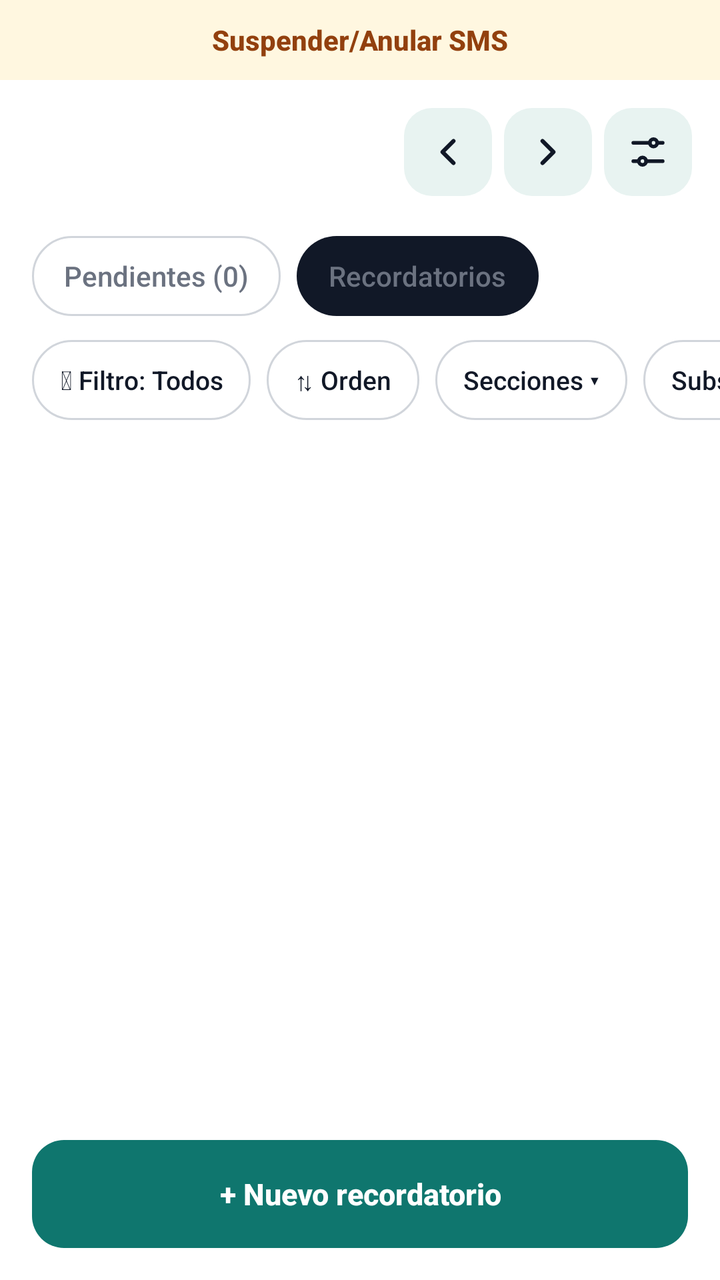
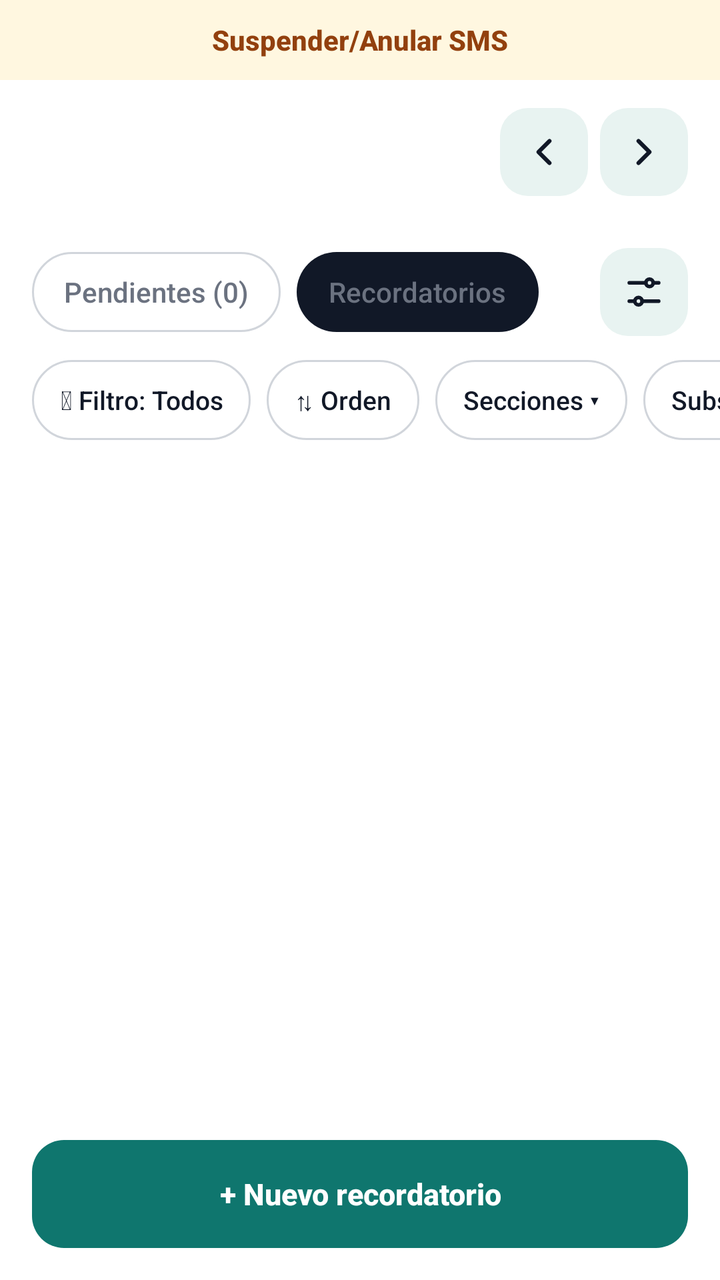

An Android layout rendered at two revisions. The XML below is the earlier revision; the diff shows what the commit changed to produce the second picture.
<!-- AndroidManifest.xml: application theme Tema -->
<!-- res/layout/activity_main.xml -->
<?xml version="1.0" encoding="utf-8"?>
<LinearLayout xmlns:android="http://schemas.android.com/apk/res/android"
    android:layout_width="match_parent"
    android:layout_height="match_parent"
    android:background="@color/fondo"
    android:orientation="vertical">

    
    <LinearLayout
        android:id="@+id/franjaSms"
        android:layout_width="match_parent"
        android:layout_height="wrap_content"
        android:background="@color/sms_franja"
        android:orientation="vertical">

        <Button
            android:id="@+id/btnSms"
            style="?android:attr/borderlessButtonStyle"
            android:layout_width="match_parent"
            android:layout_height="40dp"
            android:minHeight="40dp"
            android:fontFamily="sans-serif-medium"
            android:text="Suspender/Anular SMS"
            android:textAllCaps="false"
            android:textColor="@color/sms_texto"
            android:textSize="14sp"
            android:textStyle="bold" />

        <TextView
            android:id="@+id/avisoSms"
            android:layout_width="match_parent"
            android:layout_height="wrap_content"
            android:background="@color/rojo_suave"
            android:gravity="center"
            android:padding="8dp"
            android:text="Envíos SMS se encuentran SUSPENDIDOS/ANULADOS"
            android:textColor="@color/rojo"
            android:textSize="14sp"
            android:textStyle="bold"
            android:visibility="gone" />
    </LinearLayout>

    
    <LinearLayout
        android:layout_width="match_parent"
        android:layout_height="wrap_content"
        android:gravity="center_vertical"
        android:orientation="horizontal"
        android:paddingStart="20dp"
        android:paddingTop="14dp"
        android:paddingEnd="14dp"
        android:paddingBottom="4dp">

        <TextView
            android:id="@+id/tvSemana"
            android:layout_width="0dp"
            android:layout_height="wrap_content"
            android:layout_weight="1"
            android:fontFamily="sans-serif-black"
            android:textColor="@color/texto"
            android:textSize="26sp" />

        
        <ImageButton
            android:id="@+id/btnSemAnt"
            android:layout_width="44dp"
            android:layout_height="44dp"
            android:layout_marginEnd="6dp"
            android:background="@drawable/dia"
            android:contentDescription="Días anteriores"
            android:src="@drawable/ic_ant" />

        <ImageButton
            android:id="@+id/btnSemSig"
            android:layout_width="44dp"
            android:layout_height="44dp"
            android:layout_marginEnd="6dp"
            android:background="@drawable/dia"
            android:contentDescription="Días siguientes"
            android:src="@drawable/ic_sig" />

        <ImageButton
            android:id="@+id/btnAjustes"
            android:layout_width="44dp"
            android:layout_height="44dp"
            android:background="@drawable/dia"
            android:contentDescription="Ajustes"
            android:src="@drawable/ic_ajustes" />
    </LinearLayout>

    <TextView
        android:id="@+id/aviso"
        android:layout_width="match_parent"
        android:layout_height="wrap_content"
        android:layout_marginHorizontal="16dp"
        android:layout_marginBottom="8dp"
        android:background="@drawable/boton"
        android:backgroundTint="@color/aviso_fondo"
        android:padding="14dp"
        android:textColor="@color/aviso_texto"
        android:textSize="15sp"
        android:visibility="gone" />

    
    <TextView
        android:id="@+id/avisoVersion"
        android:layout_width="match_parent"
        android:layout_height="wrap_content"
        android:layout_marginHorizontal="16dp"
        android:layout_marginBottom="8dp"
        android:background="@drawable/boton_principal"
        android:padding="12dp"
        android:textColor="@color/sobre_acento"
        android:textSize="15sp"
        android:textStyle="bold"
        android:visibility="gone" />

    
    <LinearLayout
        android:id="@+id/semana"
        android:layout_width="match_parent"
        android:layout_height="wrap_content"
        android:orientation="horizontal"
        android:paddingHorizontal="14dp"
        android:paddingVertical="8dp" />

    
    <LinearLayout
        android:layout_width="match_parent"
        android:layout_height="wrap_content"
        android:orientation="horizontal"
        android:paddingHorizontal="16dp"
        android:paddingBottom="4dp">

        <LinearLayout
            android:id="@+id/tabPendientes"
            android:layout_width="wrap_content"
            android:layout_height="40dp"
            android:layout_marginEnd="8dp"
            android:background="@drawable/chip"
            android:gravity="center"
            android:orientation="vertical"
            android:paddingHorizontal="16dp">

            <TextView
                android:id="@+id/tvTabPendientes"
                android:layout_width="wrap_content"
                android:layout_height="wrap_content"
                android:fontFamily="sans-serif-medium"
                android:text="Pendientes (0)"
                android:textSize="14sp" />
        </LinearLayout>

        <LinearLayout
            android:id="@+id/tabRecordatorios"
            android:layout_width="wrap_content"
            android:layout_height="40dp"
            android:background="@drawable/chip_on"
            android:gravity="center"
            android:orientation="vertical"
            android:paddingHorizontal="16dp">

            <TextView
                android:id="@+id/tvTabRecordatorios"
                android:layout_width="wrap_content"
                android:layout_height="wrap_content"
                android:fontFamily="sans-serif-medium"
                android:text="Recordatorios"
                android:textSize="14sp" />
        </LinearLayout>
    </LinearLayout>

    
    <LinearLayout
        android:id="@+id/panelPendientes"
        android:layout_width="match_parent"
        android:layout_height="0dp"
        android:layout_weight="1"
        android:orientation="vertical"
        android:visibility="gone">

        <ScrollView
            android:layout_width="match_parent"
            android:layout_height="0dp"
            android:layout_weight="1">

            <LinearLayout
                android:id="@+id/listaPendientes"
                android:layout_width="match_parent"
                android:layout_height="wrap_content"
                android:orientation="vertical"
                android:paddingHorizontal="16dp"
                android:paddingTop="8dp" />
        </ScrollView>

        <Button
            android:id="@+id/btnNuevoPendiente"
            style="@style/Boton.Principal"
            android:layout_width="match_parent"
            android:layout_height="wrap_content"
            android:layout_margin="16dp"
            android:text="+ Carga de «Pendiente»" />
    </LinearLayout>

    
    <LinearLayout
        android:id="@+id/panelRecordatorios"
        android:layout_width="match_parent"
        android:layout_height="0dp"
        android:layout_weight="1"
        android:orientation="vertical">

        
        <HorizontalScrollView
            android:layout_width="match_parent"
            android:layout_height="wrap_content"
            android:clipToPadding="false"
            android:paddingHorizontal="16dp"
            android:paddingVertical="8dp"
            android:scrollbars="none">

            <LinearLayout
                android:layout_width="wrap_content"
                android:layout_height="wrap_content"
                android:orientation="horizontal">

                <Button
                    android:id="@+id/btnFiltro"
                    style="@style/Boton.Chip"
                    android:layout_width="wrap_content"
                    android:layout_height="40dp"
                    android:layout_marginEnd="8dp"
                    android:text="⏷ Filtro: Todos" />

                <Button
                    android:id="@+id/btnOrden"
                    style="@style/Boton.Chip"
                    android:layout_width="wrap_content"
                    android:layout_height="40dp"
                    android:layout_marginEnd="8dp"
                    android:text="⇅ Orden" />

                <Button
                    android:id="@+id/btnSecciones"
                    style="@style/Boton.Chip"
                    android:layout_width="wrap_content"
                    android:layout_height="40dp"
                    android:layout_marginEnd="8dp"
                    android:text="Secciones ▾" />

                <Button
                    android:id="@+id/btnSubsecciones"
                    style="@style/Boton.Chip"
                    android:layout_width="wrap_content"
                    android:layout_height="40dp"
                    android:layout_marginEnd="8dp"
                    android:text="Subsecciones ▾" />

                <Button
                    android:id="@+id/btnNotas"
                    style="@style/Boton.Chip"
                    android:layout_width="wrap_content"
                    android:layout_height="40dp"
                    android:text="Ocultar notas" />
            </LinearLayout>
        </HorizontalScrollView>

        <TextView
            android:id="@+id/avisoFiltro"
            android:layout_width="match_parent"
            android:layout_height="wrap_content"
            android:layout_marginHorizontal="16dp"
            android:layout_marginBottom="6dp"
            android:background="@drawable/boton"
            android:backgroundTint="@color/acento_suave"
            android:gravity="center"
            android:padding="8dp"
            android:textColor="@color/texto"
            android:textSize="13sp"
            android:visibility="gone" />

        <LinearLayout
            android:id="@+id/barraSeleccion"
            android:layout_width="match_parent"
            android:layout_height="wrap_content"
            android:layout_marginHorizontal="16dp"
            android:background="@drawable/boton"
            android:gravity="center_vertical"
            android:orientation="horizontal"
            android:paddingStart="14dp"
            android:visibility="gone">

            <TextView
                android:id="@+id/tvSeleccion"
                android:layout_width="0dp"
                android:layout_height="wrap_content"
                android:layout_weight="1"
                android:textStyle="bold" />

            <Button
                android:id="@+id/btnAcciones"
                style="?android:attr/borderlessButtonStyle"
                android:layout_width="wrap_content"
                android:layout_height="wrap_content"
                android:textAllCaps="false"
                android:textColor="@color/acento"
                android:text="Acciones ▾" />

            <Button
                android:id="@+id/btnCancelarSeleccion"
                style="?android:attr/borderlessButtonStyle"
                android:layout_width="wrap_content"
                android:layout_height="wrap_content"
                android:textAllCaps="false"
                android:textColor="@color/texto2"
                android:text="Cancelar" />
        </LinearLayout>

        <ScrollView
            android:layout_width="match_parent"
            android:layout_height="0dp"
            android:layout_weight="1">

            <LinearLayout
                android:id="@+id/lista"
                android:layout_width="match_parent"
                android:layout_height="wrap_content"
                android:orientation="vertical"
                android:paddingHorizontal="16dp"
                android:paddingBottom="8dp" />
        </ScrollView>

        <Button
            android:id="@+id/btnNuevo"
            style="@style/Boton.Principal"
            android:layout_width="match_parent"
            android:layout_height="wrap_content"
            android:layout_margin="16dp"
            android:text="+ Nuevo recordatorio" />
    </LinearLayout>
</LinearLayout>
<!-- resources referenced by this layout -->
<resources>
  <color name="acento">#0F766E</color>
  <color name="acento_suave">#CCFBF1</color>
  <color name="aviso_fondo">#FEF3C7</color>
  <color name="aviso_texto">#78350F</color>
  <color name="fondo">#FFFFFF</color>
  <color name="rojo">#B91C1C</color>
  <color name="rojo_suave">#FEE2E2</color>
  <color name="sms_franja">#FFF7E0</color>
  <color name="sms_texto">#92400E</color>
  <color name="sobre_acento">#FFFFFF</color>
  <color name="texto">#111827</color>
  <color name="texto2">#4B5563</color>
  <!-- drawable boton (drawable) -->
  <?xml version="1.0" encoding="utf-8"?>
  <ripple xmlns:android="http://schemas.android.com/apk/res/android" android:color="?android:attr/colorControlHighlight">
      <item><shape android:shape="rectangle"><corners android:radius="14dp" /><solid android:color="@color/superficie" /></shape></item>
  </ripple>
  <!-- drawable boton_principal (drawable) -->
  <?xml version="1.0" encoding="utf-8"?>
  <ripple xmlns:android="http://schemas.android.com/apk/res/android" android:color="?android:attr/colorControlHighlight">
      <item><shape android:shape="rectangle"><corners android:radius="16dp" /><solid android:color="@color/acento" /></shape></item>
  </ripple>
  <!-- drawable chip_on (drawable) -->
  <?xml version="1.0" encoding="utf-8"?>
  <ripple xmlns:android="http://schemas.android.com/apk/res/android" android:color="?android:attr/colorControlHighlight">
      <item><shape android:shape="rectangle"><corners android:radius="999dp" /><solid android:color="@color/tab_on" /></shape></item>
  </ripple>
  <!-- drawable dia (drawable) -->
  <?xml version="1.0" encoding="utf-8"?>
  <ripple xmlns:android="http://schemas.android.com/apk/res/android" android:color="?android:attr/colorControlHighlight">
      <item><shape android:shape="rectangle"><corners android:radius="14dp" /><solid android:color="@color/dia_fondo" /></shape></item>
  </ripple>
  <style name="Boton.Chip">
          <item name="android:background">@drawable/chip</item>
          <item name="android:textSize">13sp</item>
          <item name="android:minHeight">40dp</item>
          <item name="android:minWidth">0dp</item>
          <item name="android:paddingStart">14dp</item>
          <item name="android:paddingEnd">14dp</item>
      </style>
  <style name="Boton.Principal">
          <item name="android:background">@drawable/boton_principal</item>
          <item name="android:textColor">@color/sobre_acento</item>
          <item name="android:textStyle">bold</item>
          <item name="android:minHeight">54dp</item>
      </style>
  <style name="Tema" parent="TemaBase" />
  <color name="superficie">#F1F5F4</color>
  <color name="borde">#D1D5DB</color>
  <color name="tab_on">#111827</color>
  <color name="dia_fondo">#E8F3F1</color>
  <color name="texto3">#6B7280</color>
  <style name="BarraSuperior" parent="android:Widget.DeviceDefault.ActionBar.Solid">
          <item name="android:background">@color/fondo</item>
          <item name="android:elevation">0dp</item>
          <item name="android:titleTextStyle">@style/BarraSuperior.Titulo</item>
      </style>
  <style name="Selector" parent="android:Widget.DeviceDefault.Spinner">
          <item name="android:background">@drawable/campo</item>
          <item name="android:minHeight">48dp</item>
      </style>
  <style name="BarraSuperior.Titulo" parent="android:TextAppearance.DeviceDefault.Widget.ActionBar.Title">
          <item name="android:textColor">@color/texto</item>
          <item name="android:textSize">22sp</item>
          <item name="android:textStyle">bold</item>
      </style>
  <!-- drawable campo (drawable) -->
  <?xml version="1.0" encoding="utf-8"?>
  <shape xmlns:android="http://schemas.android.com/apk/res/android" android:shape="rectangle">
      <corners android:radius="14dp" />
      <solid android:color="@color/fondo" />
      <stroke android:width="1dp" android:color="@color/borde" />
  </shape>
  <!-- unchanged entries left out for length: 7 -->
</resources>

<!-- the commit's change to res/layout/activity_main.xml (unified diff, before → after) -->
@@ -42,13 +42,14 @@
 
     
     <LinearLayout
+        android:id="@+id/encabezado"
         android:layout_width="match_parent"
         android:layout_height="wrap_content"
         android:gravity="center_vertical"
         android:orientation="horizontal"
         android:paddingStart="20dp"
         android:paddingTop="14dp"
-        android:paddingEnd="14dp"
+        android:paddingEnd="16dp"
         android:paddingBottom="4dp">
 
         <TextView
@@ -74,18 +75,9 @@
             android:id="@+id/btnSemSig"
             android:layout_width="44dp"
             android:layout_height="44dp"
-            android:layout_marginEnd="6dp"
             android:background="@drawable/dia"
             android:contentDescription="Días siguientes"
             android:src="@drawable/ic_sig" />
-
-        <ImageButton
-            android:id="@+id/btnAjustes"
-            android:layout_width="44dp"
-            android:layout_height="44dp"
-            android:background="@drawable/dia"
-            android:contentDescription="Ajustes"
-            android:src="@drawable/ic_ajustes" />
     </LinearLayout>
 
     <TextView
@@ -128,8 +120,10 @@
     <LinearLayout
         android:layout_width="match_parent"
         android:layout_height="wrap_content"
+        android:gravity="center_vertical"
         android:orientation="horizontal"
         android:paddingHorizontal="16dp"
+        android:paddingTop="6dp"
         android:paddingBottom="4dp">
 
         <LinearLayout
@@ -168,6 +162,21 @@
                 android:text="Recordatorios"
                 android:textSize="14sp" />
         </LinearLayout>
+
+        <View
+            android:layout_width="0dp"
+            android:layout_height="1dp"
+            android:layout_weight="1" />
+
+        
+        <ImageButton
+            android:id="@+id/btnAjustes"
+            android:layout_width="44dp"
+            android:layout_height="44dp"
+            android:layout_gravity="center_vertical"
+            android:background="@drawable/dia"
+            android:contentDescription="Ajustes"
+            android:src="@drawable/ic_ajustes" />
     </LinearLayout>
 
     
